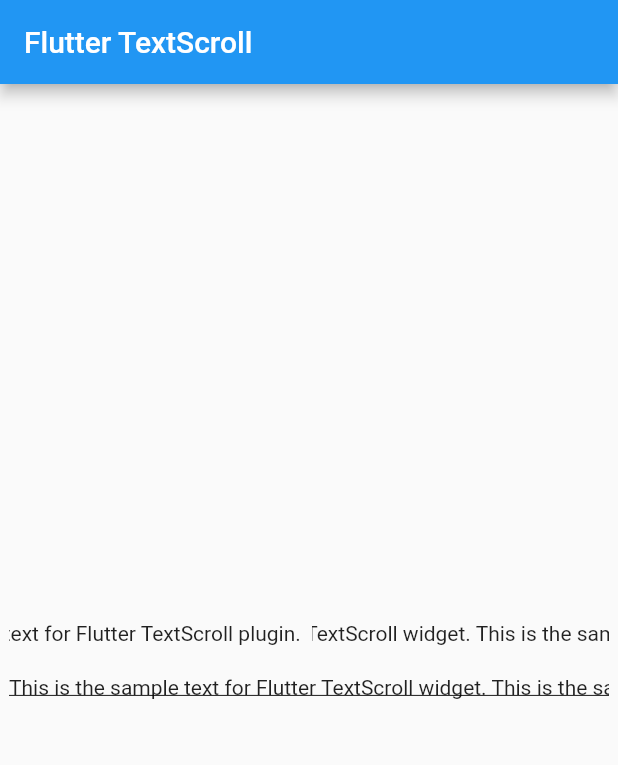
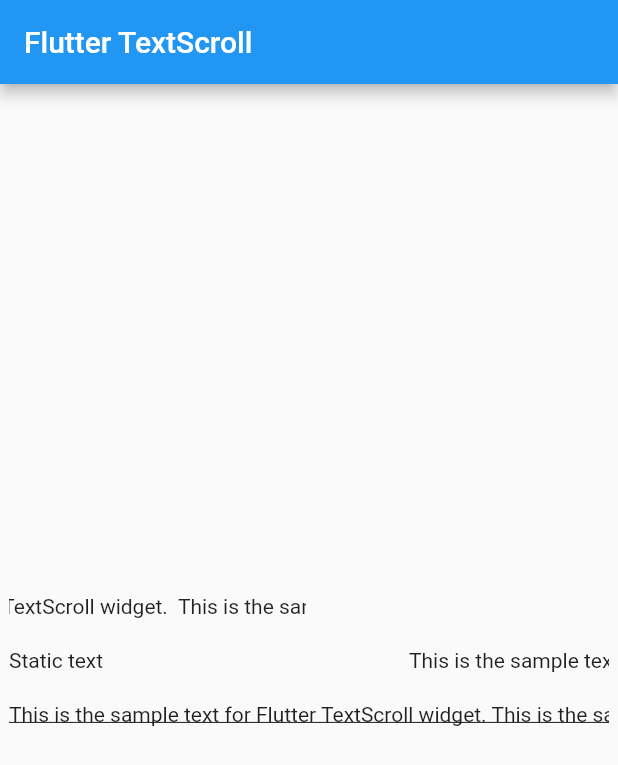
Before and after one commit to yurii-khi/text_scroll, a Flutter app: the screen it shows after launch, on a phone screen of 412 x 824 dp. Shown: the top 765 px of the screen. Run offline on Flutter 3.47's test engine with Material 2 defaults, Android fonts, the phone set to English and light mode, and no system bars.

Commit message:
Update example

```diff
--- a/example/lib/main.dart
+++ b/example/lib/main.dart
@@ -44,16 +44,27 @@ class _MyHomePageState extends State<MyHomePage> {
                 children: const [
                   Flexible(
                     child: TextScroll(
-                      'This is the sample text for Flutter TextScroll plugin. ',
-                      velocity: Velocity(pixelsPerSecond: Offset(150, 0)),
-                      mode: TextScrollMode.bouncing,
+                      'This is the sample text for Flutter TextScroll widget. ',
+                      velocity: Velocity(pixelsPerSecond: Offset(50, 0)),
                     ),
                   ),
                   SizedBox(width: 4),
                   Expanded(
+                    child: SizedBox(),
+                  ),
+                ],
+              ),
+              const SizedBox(height: 20),
+              Row(
+                children: const [
+                  Expanded(flex: 2, child: Text('Static text')),
+                  Flexible(
+                    flex: 1,
                     child: TextScroll(
-                      'This is the sample text for Flutter TextScroll widget.',
+                      'This is the sample text for Flutter TextScroll widget. ',
                       velocity: Velocity(pixelsPerSecond: Offset(50, 0)),
+                      pauseBetween: Duration(milliseconds: 1000),
+                      mode: TextScrollMode.bouncing,
                     ),
                   ),
                 ],
```
